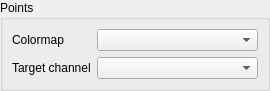
First picture: the form in src/PointsLayerWidget.ui, repository ManiVaultStudio/ImageViewerPlugin, before the edit.
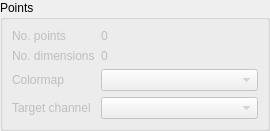
Second picture: the form after the edit.

```diff
--- a/src/PointsLayerWidget.ui
+++ b/src/PointsLayerWidget.ui
@@ -10,7 +10,7 @@
     <x>0</x>
     <y>0</y>
     <width>270</width>
-    <height>79</height>
+    <height>117</height>
    </rect>
   </property>
   <property name="sizePolicy">
@@ -50,15 +50,38 @@
       <string>Points</string>
      </property>
      <layout class="QGridLayout" name="gridLayout">
-      <item row="1" column="0">
+      <item row="0" column="0">
+       <widget class="QLabel" name="noPointsLabel">
+        <property name="enabled">
+         <bool>false</bool>
+        </property>
+        <property name="text">
+         <string>No. points</string>
+        </property>
+       </widget>
+      </item>
+      <item row="2" column="1">
+       <widget class="QComboBox" name="colormapComboBox">
+        <property name="enabled">
+         <bool>false</bool>
+        </property>
+       </widget>
+      </item>
+      <item row="3" column="0">
        <widget class="QLabel" name="targetChannelLabel">
+        <property name="enabled">
+         <bool>false</bool>
+        </property>
         <property name="text">
          <string>Target channel</string>
         </property>
        </widget>
       </item>
-      <item row="1" column="1">
+      <item row="3" column="1">
        <widget class="QComboBox" name="targetChannelComboBox">
+        <property name="enabled">
+         <bool>false</bool>
+        </property>
         <property name="sizePolicy">
          <sizepolicy hsizetype="Preferred" vsizetype="Fixed">
           <horstretch>1</horstretch>
@@ -67,15 +90,45 @@
         </property>
        </widget>
       </item>
-      <item row="0" column="0">
+      <item row="2" column="0">
        <widget class="QLabel" name="colormapLabel">
+        <property name="enabled">
+         <bool>false</bool>
+        </property>
         <property name="text">
          <string>Colormap</string>
         </property>
        </widget>
       </item>
+      <item row="1" column="0">
+       <widget class="QLabel" name="noDimensionsLabel">
+        <property name="enabled">
+         <bool>false</bool>
+        </property>
+        <property name="text">
+         <string>No. dimensions</string>
+        </property>
+       </widget>
+      </item>
       <item row="0" column="1">
-       <widget class="QComboBox" name="colormapComboBox"/>
+       <widget class="QLabel" name="noPointsValueLabel">
+        <property name="enabled">
+         <bool>false</bool>
+        </property>
+        <property name="text">
+         <string>0</string>
+        </property>
+       </widget>
+      </item>
+      <item row="1" column="1">
+       <widget class="QLabel" name="noDimensionsValueLabel">
+        <property name="enabled">
+         <bool>false</bool>
+        </property>
+        <property name="text">
+         <string>0</string>
+        </property>
+       </widget>
       </item>
      </layout>
     </widget>
```
